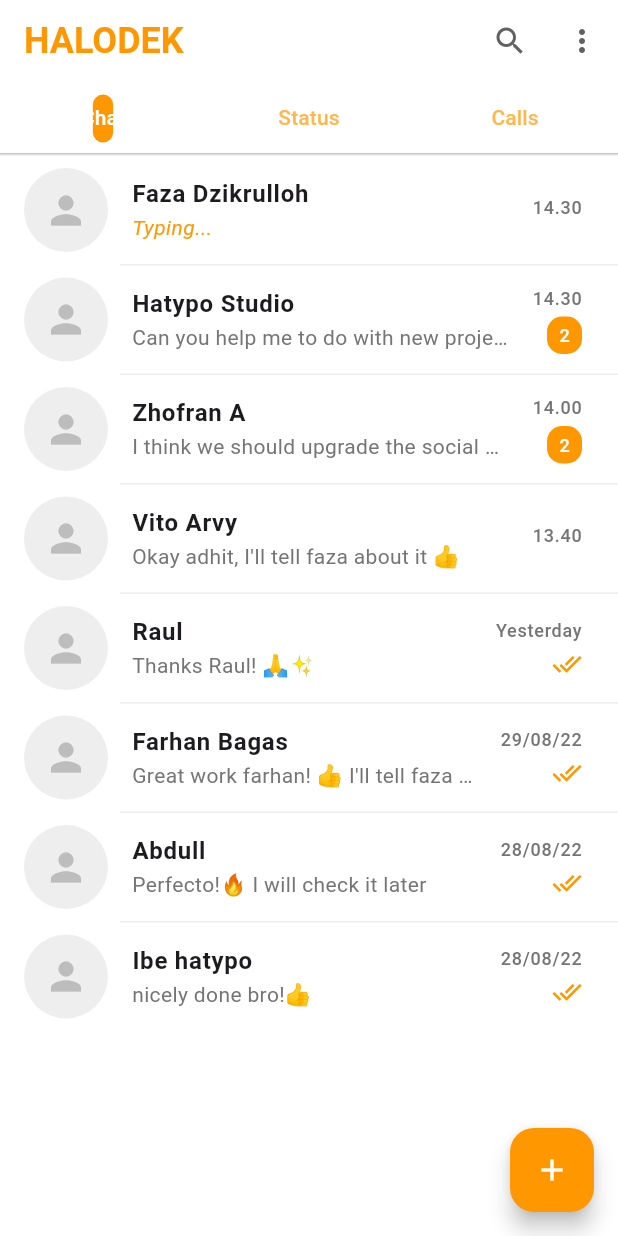
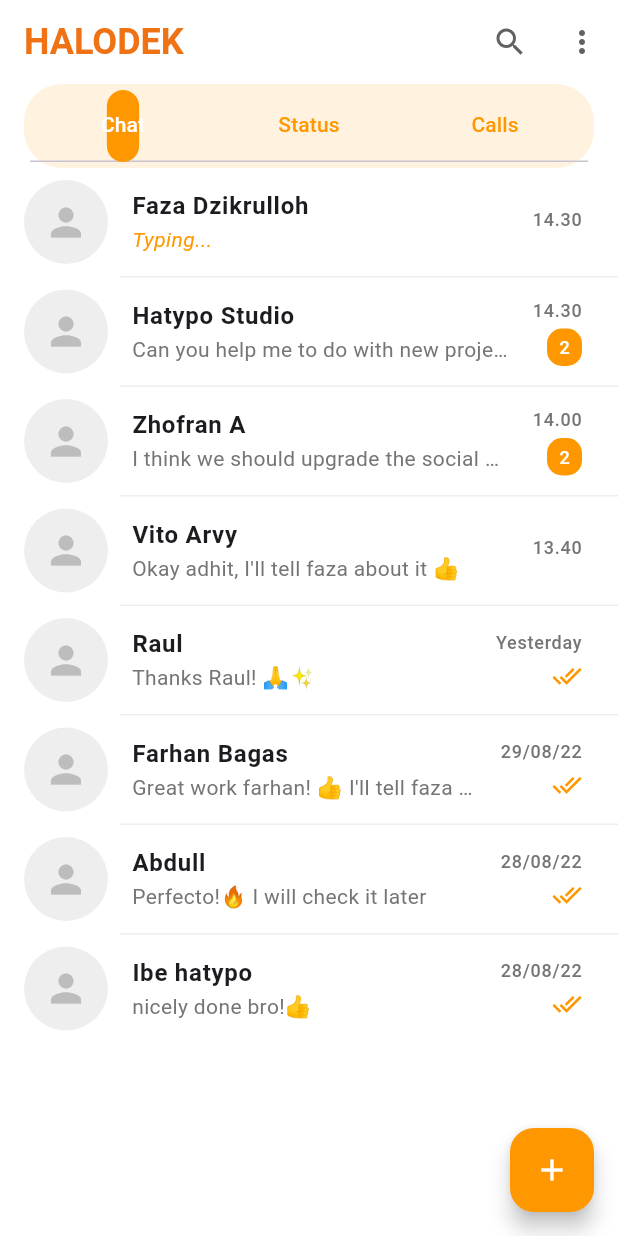
Before and after one commit to keerthana2331/chat_flutter, a Flutter app: the screen it shows after launch, after a tap on "Let's Get Started", on a phone screen of 412 x 824 dp. Run offline on Flutter 3.47's test engine with Material 3 defaults, Android fonts, the phone set to English and light mode, and no system bars.

Commit message:
made some changes in it

```diff
--- a/lib/screens/screen2.dart
+++ b/lib/screens/screen2.dart
@@ -92,37 +92,40 @@ class Screen2 extends StatelessWidget {
           title: const Text(
             'HALODEK',
             style: TextStyle(
-              color: Colors.orange,
+              color: Color.fromARGB(255, 239, 115, 21),
               fontWeight: FontWeight.bold,
               fontSize: 24,
             ),
           ),
           actions: [
             IconButton(
-              icon: Icon(Icons.search, color: Colors.grey[700]),
+              icon: Icon(Icons.search, color: Colors.grey[700], size: 24),
               onPressed: () {},
             ),
             IconButton(
-              icon: Icon(Icons.more_vert, color: Colors.grey[700]),
+              icon: Icon(Icons.more_vert, color: Colors.grey[700], size: 24),
               onPressed: () {},
             ),
           ],
           bottom: PreferredSize(
-            preferredSize: const Size.fromHeight(48),
+            preferredSize: const Size.fromHeight(56),
             child: Container(
+              alignment: Alignment.center,
+              margin: const EdgeInsets.symmetric(horizontal: 16),
+              padding: const EdgeInsets.symmetric(vertical: 4, horizontal: 4),
               decoration: BoxDecoration(
-                border: Border(
-                  bottom: BorderSide(color: Colors.grey[200]!, width: 1),
-                ),
+                color: Colors.orange[50],
+                borderRadius: BorderRadius.circular(25),
               ),
               child: TabBar(
                 labelColor: Colors.white,
-                unselectedLabelColor: Colors.orange[300],
+                unselectedLabelColor: Colors.orange,
                 indicator: BoxDecoration(
                   color: Colors.orange,
                   borderRadius: BorderRadius.circular(25),
                 ),
-                indicatorPadding: const EdgeInsets.all(8),
+                indicatorPadding: EdgeInsets.symmetric(horizontal: 4),
+                labelPadding: const EdgeInsets.symmetric(horizontal: 12.0),
                 tabs: const [
                   Tab(text: 'Chat'),
                   Tab(text: 'Status'),
@@ -239,9 +242,9 @@ class Screen2 extends StatelessWidget {
           ),
           onTap: () => Navigator.push(
             context,
-          MaterialPageRoute(
-            builder: (context) => ChatScreen(contactName: item.name), // Corrected "contactName"
-          ),
+            MaterialPageRoute(
+              builder: (context) => ChatScreen(contactName: item.name),
+            ),
           ),
         );
       },
```
